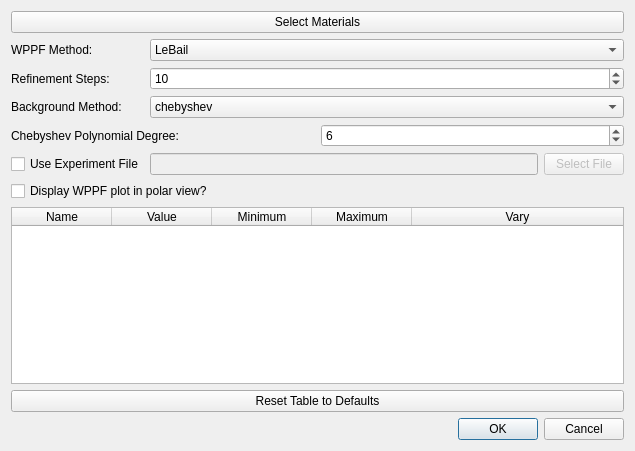
HEXRD/hexrdgui, file hexrd/ui/resources/ui/wppf_options_dialog.ui: the form before one commit.
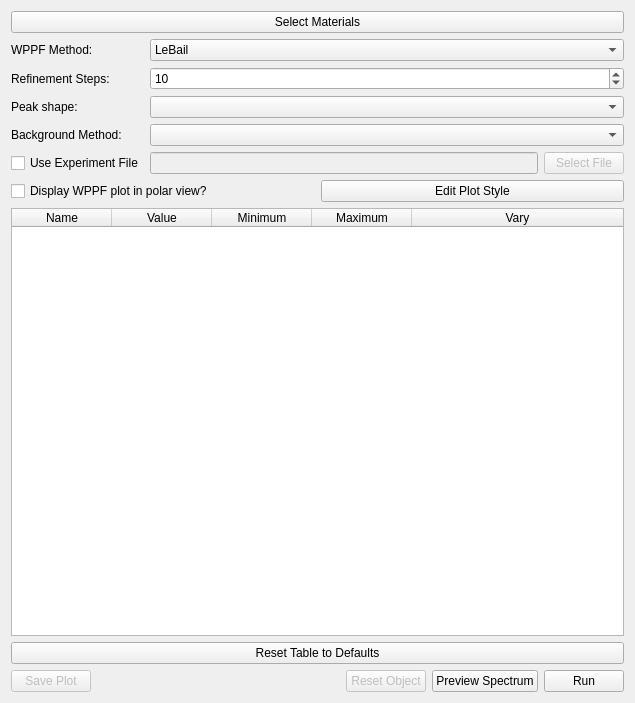
The form after the commit. Icons and pictures are not drawn.

Commit message: Overhaul WPPF workflow

Patch:
```diff
--- a/hexrd/ui/resources/ui/wppf_options_dialog.ui
+++ b/hexrd/ui/resources/ui/wppf_options_dialog.ui
@@ -7,97 +7,30 @@
     <x>0</x>
     <y>0</y>
     <width>635</width>
-    <height>451</height>
+    <height>703</height>
    </rect>
   </property>
+  <property name="windowTitle">
+   <string>WPPF Options Dialog</string>
+  </property>
   <layout class="QGridLayout" name="gridLayout_2">
-   <item row="5" column="0">
-    <widget class="QCheckBox" name="use_experiment_file">
-     <property name="text">
-      <string>Use Experiment File</string>
-     </property>
-    </widget>
-   </item>
-   <item row="3" column="0">
-    <widget class="QLabel" name="background_method_label">
-     <property name="text">
-      <string>Background Method:</string>
-     </property>
-    </widget>
-   </item>
-   <item row="0" column="0" colspan="3">
-    <widget class="QPushButton" name="select_materials_button">
-     <property name="toolTip">
-      <string>&lt;html&gt;&lt;head/&gt;&lt;body&gt;&lt;p&gt;Only materials with powder overlays can be selected&lt;/p&gt;&lt;/body&gt;&lt;/html&gt;</string>
-     </property>
-     <property name="text">
-      <string>Select Materials</string>
-     </property>
-    </widget>
-   </item>
-   <item row="4" column="0" colspan="3">
-    <layout class="QGridLayout" name="background_method_parameters_layout">
-     <item row="1" column="0">
-      <widget class="QLabel" name="chebyshev_polynomial_degree_label">
-       <property name="text">
-        <string>Chebyshev Polynomial Degree:</string>
-       </property>
-      </widget>
-     </item>
-     <item row="1" column="1">
-      <widget class="QSpinBox" name="chebyshev_polynomial_degree">
-       <property name="minimum">
-        <number>1</number>
-       </property>
-       <property name="maximum">
-        <number>100000000</number>
-       </property>
-       <property name="value">
-        <number>6</number>
-       </property>
-      </widget>
-     </item>
-    </layout>
-   </item>
-   <item row="5" column="1">
-    <widget class="QLineEdit" name="experiment_file">
-     <property name="enabled">
-      <bool>false</bool>
-     </property>
-     <property name="text">
-      <string/>
-     </property>
-    </widget>
-   </item>
    <item row="3" column="1" colspan="2">
-    <widget class="QComboBox" name="background_method">
-     <item>
-      <property name="text">
-       <string>chebyshev</string>
-      </property>
-     </item>
-     <item>
-      <property name="text">
-       <string>spline</string>
-      </property>
-     </item>
-    </widget>
+    <widget class="QComboBox" name="peak_shape"/>
    </item>
-   <item row="1" column="1" colspan="2">
-    <widget class="QComboBox" name="wppf_method">
-     <item>
-      <property name="text">
-       <string>LeBail</string>
-      </property>
-     </item>
-     <item>
-      <property name="text">
-       <string>Rietveld</string>
-      </property>
-     </item>
+   <item row="2" column="1" colspan="2">
+    <widget class="QSpinBox" name="refinement_steps">
+     <property name="minimum">
+      <number>1</number>
+     </property>
+     <property name="maximum">
+      <number>10000000</number>
+     </property>
+     <property name="value">
+      <number>10</number>
+     </property>
     </widget>
    </item>
-   <item row="5" column="2">
+   <item row="7" column="2">
     <widget class="QPushButton" name="select_experiment_file_button">
      <property name="enabled">
       <bool>false</bool>
@@ -107,7 +40,14 @@
      </property>
     </widget>
    </item>
-   <item row="7" column="0" colspan="3">
+   <item row="2" column="0">
+    <widget class="QLabel" name="refinement_steps_label">
+     <property name="text">
+      <string>Refinement Steps:</string>
+     </property>
+    </widget>
+   </item>
+   <item row="11" column="0" colspan="3">
     <widget class="QTableWidget" name="table">
      <property name="editTriggers">
       <set>QAbstractItemView::NoEditTriggers</set>
@@ -142,54 +82,169 @@
      </column>
     </widget>
    </item>
-   <item row="9" column="0" colspan="3">
-    <widget class="QDialogButtonBox" name="button_box">
-     <property name="standardButtons">
-      <set>QDialogButtonBox::Cancel|QDialogButtonBox::Ok</set>
+   <item row="6" column="0" colspan="3">
+    <layout class="QVBoxLayout" name="background_method_parameters_layout"/>
+   </item>
+   <item row="4" column="0">
+    <widget class="QLabel" name="background_method_label">
+     <property name="text">
+      <string>Background Method:</string>
      </property>
-     <property name="centerButtons">
-      <bool>false</bool>
+    </widget>
+   </item>
+   <item row="7" column="0">
+    <widget class="QCheckBox" name="use_experiment_file">
+     <property name="text">
+      <string>Use Experiment File</string>
      </property>
     </widget>
    </item>
-   <item row="2" column="1" colspan="2">
-    <widget class="QSpinBox" name="refinement_steps">
-     <property name="minimum">
-      <number>1</number>
+   <item row="12" column="0" colspan="3">
+    <widget class="QPushButton" name="reset_table_to_defaults">
+     <property name="text">
+      <string>Reset Table to Defaults</string>
      </property>
-     <property name="maximum">
-      <number>10000000</number>
-     </property>
-     <property name="value">
-      <number>10</number>
-     </property>
     </widget>
    </item>
+   <item row="1" column="1" colspan="2">
+    <widget class="QComboBox" name="method">
+     <item>
+      <property name="text">
+       <string>LeBail</string>
+      </property>
+     </item>
+     <item>
+      <property name="text">
+       <string>Rietveld</string>
+      </property>
+     </item>
+    </widget>
+   </item>
+   <item row="4" column="1" colspan="2">
+    <widget class="QComboBox" name="background_method"/>
+   </item>
    <item row="1" column="0">
-    <widget class="QLabel" name="wppf_method_label">
+    <widget class="QLabel" name="method_label">
      <property name="text">
       <string>WPPF Method:</string>
      </property>
     </widget>
    </item>
-   <item row="2" column="0">
-    <widget class="QLabel" name="refinement_steps_label">
+   <item row="7" column="1">
+    <widget class="QLineEdit" name="experiment_file">
+     <property name="enabled">
+      <bool>false</bool>
+     </property>
      <property name="text">
-      <string>Refinement Steps:</string>
+      <string/>
+     </property>
+    </widget>
+   </item>
+   <item row="13" column="0" colspan="3">
+    <layout class="QHBoxLayout" name="button_layout">
+     <item>
+      <widget class="QPushButton" name="save_plot">
+       <property name="enabled">
+        <bool>false</bool>
+       </property>
+       <property name="text">
+        <string>Save Plot</string>
+       </property>
+       <property name="icon">
+        <iconset theme="document-save">
+         <normaloff>.</normaloff>.</iconset>
+       </property>
+      </widget>
+     </item>
+     <item>
+      <spacer name="button_layout_spacer">
+       <property name="orientation">
+        <enum>Qt::Horizontal</enum>
+       </property>
+       <property name="sizeHint" stdset="0">
+        <size>
+         <width>40</width>
+         <height>20</height>
+        </size>
+       </property>
+      </spacer>
+     </item>
+     <item>
+      <widget class="QPushButton" name="reset_object">
+       <property name="enabled">
+        <bool>false</bool>
+       </property>
+       <property name="text">
+        <string>Reset Object</string>
+       </property>
+       <property name="icon">
+        <iconset theme="reload">
+         <normaloff>.</normaloff>.</iconset>
+       </property>
+      </widget>
+     </item>
+     <item>
+      <widget class="QPushButton" name="preview_spectrum">
+       <property name="text">
+        <string>Preview Spectrum</string>
+       </property>
+       <property name="icon">
+        <iconset theme="user-desktop">
+         <normaloff>.</normaloff>.</iconset>
+       </property>
+      </widget>
+     </item>
+     <item>
+      <widget class="QPushButton" name="run_button">
+       <property name="sizePolicy">
+        <sizepolicy hsizetype="Fixed" vsizetype="Fixed">
+         <horstretch>0</horstretch>
+         <verstretch>0</verstretch>
+        </sizepolicy>
+       </property>
+       <property name="text">
+        <string>Run</string>
+       </property>
+       <property name="icon">
+        <iconset theme="dialog-ok">
+         <normaloff>.</normaloff>.</iconset>
+       </property>
+      </widget>
+     </item>
+    </layout>
+   </item>
+   <item row="3" column="0">
+    <widget class="QLabel" name="peak_shape_label">
+     <property name="text">
+      <string>Peak shape:</string>
      </property>
     </widget>
    </item>
    <item row="8" column="0" colspan="3">
-    <widget class="QPushButton" name="reset_table_to_defaults">
-     <property name="text">
-      <string>Reset Table to Defaults</string>
-     </property>
-    </widget>
+    <layout class="QHBoxLayout" name="plot_options_layout">
+     <item>
+      <widget class="QCheckBox" name="display_wppf_plot">
+       <property name="text">
+        <string>Display WPPF plot in polar view?</string>
+       </property>
+      </widget>
+     </item>
+     <item>
+      <widget class="QPushButton" name="edit_plot_style">
+       <property name="text">
+        <string>Edit Plot Style</string>
+       </property>
+      </widget>
+     </item>
+    </layout>
    </item>
-   <item row="6" column="0" colspan="2">
-    <widget class="QCheckBox" name="display_wppf_plot">
+   <item row="0" column="0" colspan="3">
+    <widget class="QPushButton" name="select_materials_button">
+     <property name="toolTip">
+      <string>&lt;html&gt;&lt;head/&gt;&lt;body&gt;&lt;p&gt;Only materials with powder overlays can be selected&lt;/p&gt;&lt;/body&gt;&lt;/html&gt;</string>
+     </property>
      <property name="text">
-      <string>Display WPPF plot in polar view?</string>
+      <string>Select Materials</string>
      </property>
     </widget>
    </item>
```
Left out of the diff: 41 changed lines with no effect on the pictures. The commit also changes 12 other files.
